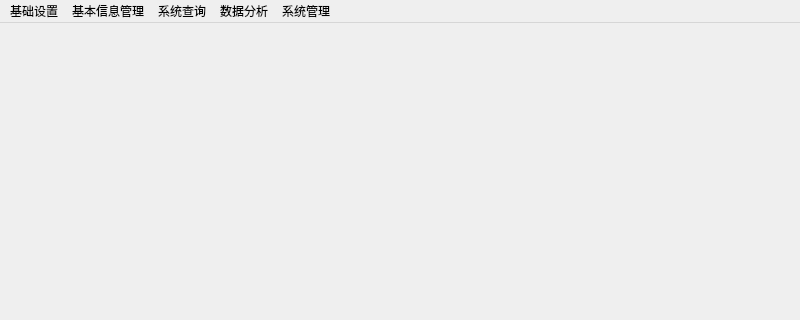
Old version of the form dashboard.ui in the repository huiliyi-lmf/StudentScoreManagement; both pictures show x 0 to 800 and y 0 to 320 of the 800 by 580 pixel window.
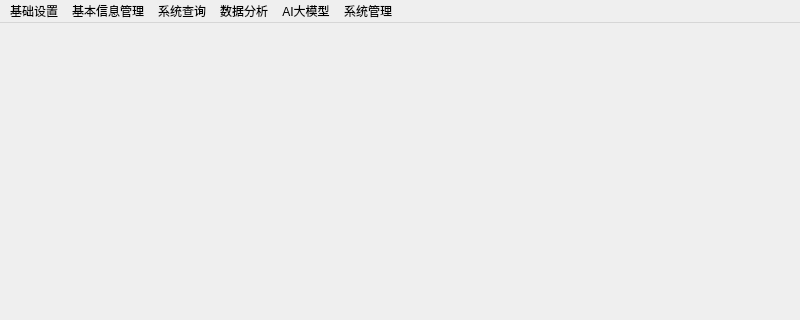
New version of the form. Icons and pictures are not drawn.

The edit to the form file:
```diff
--- a/dashboard.ui
+++ b/dashboard.ui
@@ -89,10 +89,18 @@
     <addaction name="scoreAnalysisAction"/>
     <addaction name="majorAnalysisAction"/>
    </widget>
+   <widget class="QMenu" name="menuAI">
+    <property name="title">
+     <string>AI大模型</string>
+    </property>
+    <addaction name="aiChatAction"/>
+    <addaction name="aiScoreAction"/>
+   </widget>
    <addaction name="menu"/>
    <addaction name="menu_2"/>
    <addaction name="menu_3"/>
    <addaction name="menu_5"/>
+   <addaction name="menuAI"/>
    <addaction name="menu_4"/>
   </widget>
   <action name="majorSettingAction">
```
Left out of the diff: 10 changed lines with no effect on the pictures.
